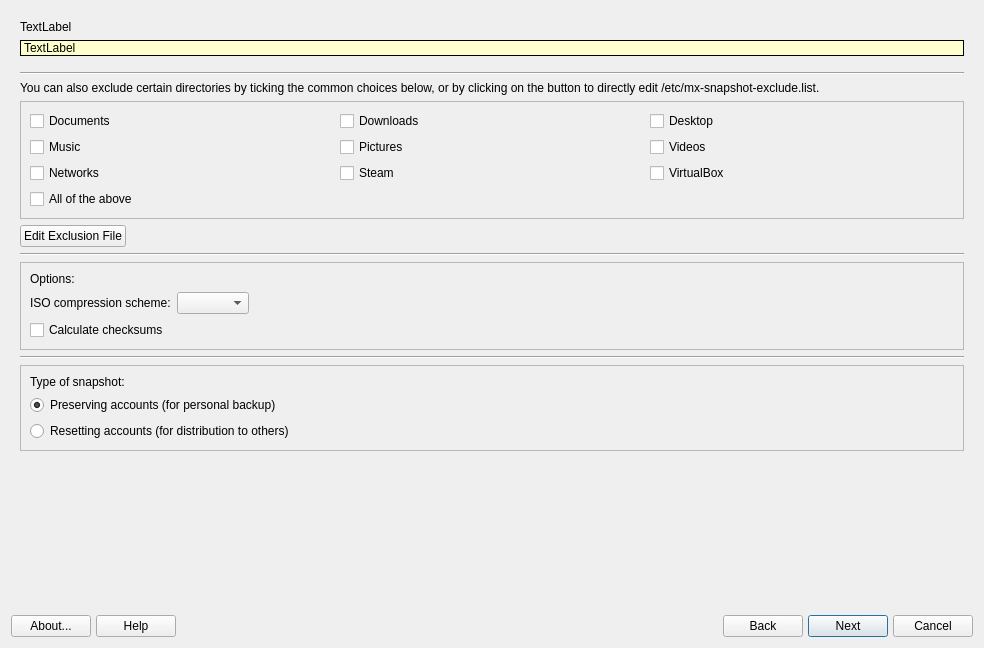
First picture: the form in mainwindow.ui, repository AdrianTM/mx-snapshot, before the edit.
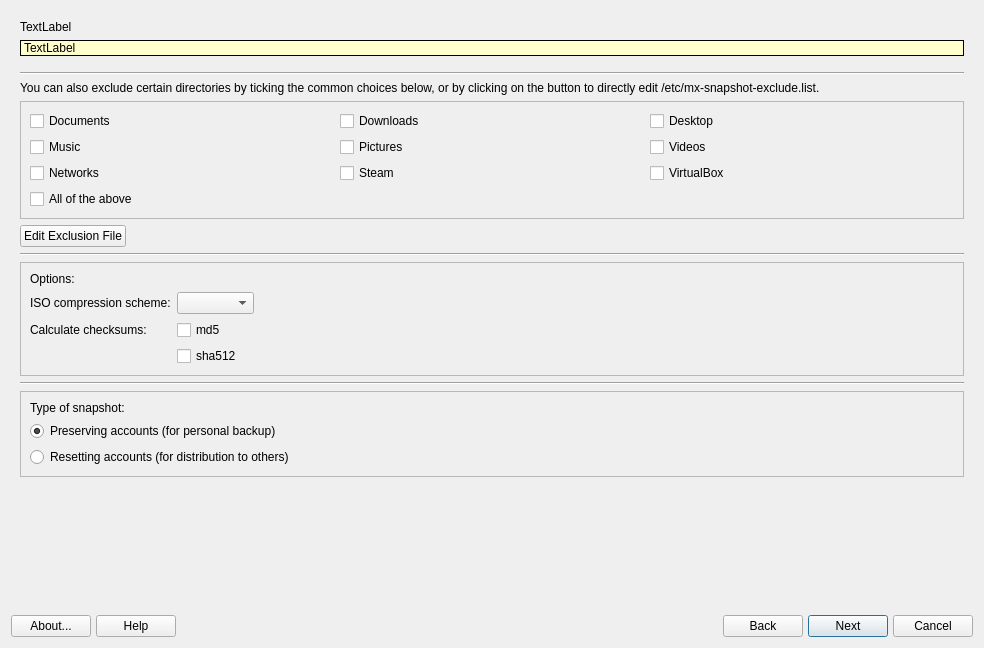
Second picture: the form after the edit. Icons and pictures are not drawn.

Commit message: Make it possible to select different checksum, not all or nothing

Patch:
```diff
--- a/mainwindow.ui
+++ b/mainwindow.ui
@@ -477,18 +477,12 @@
           <number>0</number>
          </property>
          <layout class="QGridLayout" name="gridLayout_5">
-          <item row="1" column="4">
-           <spacer name="horizontalSpacer_2">
-            <property name="orientation">
-             <enum>Qt::Horizontal</enum>
+          <item row="4" column="1">
+           <widget class="QCheckBox" name="checkSha512">
+            <property name="text">
+             <string>sha512</string>
             </property>
-            <property name="sizeHint" stdset="0">
-             <size>
-              <width>40</width>
-              <height>20</height>
-             </size>
-            </property>
-           </spacer>
+           </widget>
           </item>
           <item row="0" column="0">
            <widget class="QLabel" name="label_3">
@@ -497,21 +491,41 @@
             </property>
            </widget>
           </item>
-          <item row="1" column="0" colspan="2">
+          <item row="1" column="4">
+           <spacer name="horizontalSpacer_2">
+            <property name="orientation">
+             <enum>Qt::Horizontal</enum>
+            </property>
+            <property name="sizeHint" stdset="0">
+             <size>
+              <width>40</width>
+              <height>20</height>
+             </size>
+            </property>
+           </spacer>
+          </item>
+          <item row="3" column="1">
+           <widget class="QCheckBox" name="checkMd5">
+            <property name="text">
+             <string>md5</string>
+            </property>
+           </widget>
+          </item>
+          <item row="3" column="0">
+           <widget class="QLabel" name="label_4">
+            <property name="text">
+             <string>Calculate checksums:</string>
+            </property>
+           </widget>
+          </item>
+          <item row="1" column="0">
            <widget class="QLabel" name="labelCompression">
             <property name="text">
              <string>ISO compression scheme:</string>
             </property>
            </widget>
           </item>
-          <item row="2" column="0" colspan="2">
-           <widget class="QCheckBox" name="checksums">
-            <property name="text">
-             <string>Calculate checksums</string>
-            </property>
-           </widget>
-          </item>
-          <item row="1" column="2" colspan="2">
+          <item row="1" column="1" colspan="3">
            <widget class="QComboBox" name="cbCompression"/>
           </item>
          </layout>
```
Left out of the diff: 35 changed lines with no effect on the pictures. The commit also changes 6 other files.
